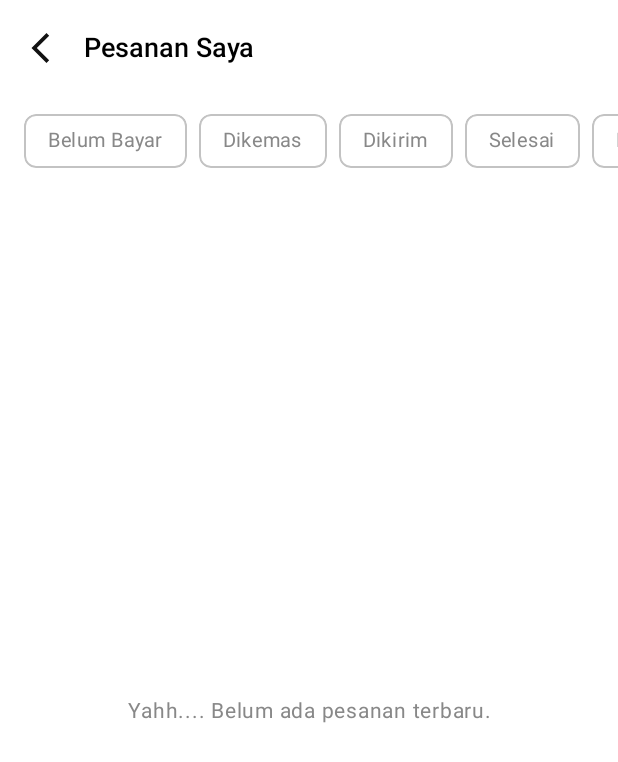
After one commit to bafaqih/XetorApp, an Android app built with Jetpack Compose: the OrderActivity screen opened directly, with no data from a screen before it, on a phone screen of 412 x 824 dp. The commit adds this screen. Shown: the top 762 px of the screen. Run offline under Robolectric (Android 15) with nearby library versions, the phone set to English and light mode, and no system bars.

Commit message:
create my order screen

```diff
--- a/app/src/main/AndroidManifest.xml
+++ b/app/src/main/AndroidManifest.xml
@@ -39,6 +39,9 @@
             android:exported="false" />
         <activity
             android:name=".NotificationActivity"
+            android:exported="false" />
+        <activity
+            android:name=".OrderActivity"
             android:exported="false" />
         <activity
             android:name=".SignUpActivity"
--- a/app/src/main/java/id/xetor/app/HomeActivity.kt
+++ b/app/src/main/java/id/xetor/app/HomeActivity.kt
@@ -247,7 +247,7 @@ class HomeActivity : ComponentActivity() {
                                         startActivity(Intent(this@HomeActivity, AddressActivity::class.java))
                                     },
                                     onRiwayatPesananClick = {
-                                        Toast.makeText(context, "Riwayat Pesanan (Coming Soon)", Toast.LENGTH_SHORT).show()
+                                        startActivity(Intent(this@HomeActivity, OrderActivity::class.java))
                                     },
                                     onRiwayatTransaksiClick = {
                                         Toast.makeText(context, "Riwayat Transaksi (Coming Soon)", Toast.LENGTH_SHORT).show()
--- /dev/null
+++ b/app/src/main/java/id/xetor/app/OrderActivity.kt
@@ -0,0 +1,50 @@
+// app/src/main/java/id/xetor/app/OrderActivity.kt
+package id.xetor.app
+
+import android.os.Bundle
+import androidx.activity.ComponentActivity
+import androidx.activity.compose.setContent
+import androidx.compose.runtime.*
+import androidx.compose.ui.platform.LocalContext
+import id.xetor.app.ui.components.TokenExpiredDialog
+import id.xetor.app.ui.profile.OrderScreen
+import id.xetor.app.ui.theme.XetorAppTheme
+import kotlinx.coroutines.delay
+
+class OrderActivity : ComponentActivity() {
+
+    // Get dependencies
+    private val appContainer by lazy {
+        (application as XetorApplication).appContainer
+    }
+
+    override fun onCreate(savedInstanceState: Bundle?) {
+        super.onCreate(savedInstanceState)
+
+        setContent {
+            XetorAppTheme {
+                val context = LocalContext.current
+                var isLoading by remember { mutableStateOf(true) }
+
+                // Delay skeleton loading 1 detik untuk testing
+                LaunchedEffect(Unit) {
+                    delay(1000)
+                    isLoading = false
+                }
+
+                // Token Expired Dialog
+                TokenExpiredDialog(
+                    context = context,
+                    userPreferences = appContainer.userPreferences
+                )
+
+                OrderScreen(
+                    onBackClick = {
+                        finish()
+                    },
+                    isLoading = isLoading
+                )
+            }
+        }
+    }
+}
--- /dev/null
+++ b/app/src/main/java/id/xetor/app/ui/profile/OrderScreen.kt
@@ -0,0 +1,339 @@
+// app/src/main/java/id/xetor/app/ui/profile/OrderScreen.kt
+package id.xetor.app.ui.profile
+
+import androidx.compose.foundation.background
+import androidx.compose.foundation.border
+import androidx.compose.foundation.clickable
+import androidx.compose.foundation.layout.*
+import androidx.compose.foundation.lazy.LazyColumn
+import androidx.compose.foundation.lazy.items
+import androidx.compose.foundation.rememberScrollState
+import androidx.compose.foundation.shape.RoundedCornerShape
+import androidx.compose.foundation.horizontalScroll
+import androidx.compose.material3.*
+import androidx.compose.runtime.*
+import androidx.compose.ui.Alignment
+import androidx.compose.ui.Modifier
+import androidx.compose.ui.draw.clip
+import androidx.compose.ui.graphics.Color
+import androidx.compose.ui.res.painterResource
+import androidx.compose.ui.text.font.FontWeight
+import androidx.compose.ui.text.style.TextAlign
+import androidx.compose.ui.unit.dp
+import androidx.compose.ui.unit.sp
+import id.xetor.app.R
+import id.xetor.app.ui.components.SkeletonBox
+import id.xetor.app.ui.components.SkeletonText
+import id.xetor.app.ui.theme.GreenPrimary
+
+// Order status filter enum
+enum class OrderStatusFilter(val label: String) {
+    BELUM_BAYAR("Belum Bayar"),
+    DIKEMAS("Dikemas"),
+    DIKIRIM("Dikirim"),
+    SELESAI("Selesai"),
+    PENGEMBALIAN("Pengembalian"),
+    DIBATALKAN("Dibatalkan")
+}
+
+// Order data model (dummy data)
+data class OrderItem(
+    val id: String,
+    val orderNumber: String,
+    val productName: String,
+    val status: OrderStatusFilter,
+    val dateTime: String,
+    val totalPrice: String
+)
+
+@OptIn(ExperimentalMaterial3Api::class)
+@Composable
+fun OrderScreen(
+    onBackClick: () -> Unit = {},
+    isLoading: Boolean = false
+) {
+    // State untuk filter
+    var selectedStatus by remember { mutableStateOf<OrderStatusFilter?>(null) }
+
+    // Temporary mock data - dummy data seperti notifikasi
+    val mockOrders = remember {
+        listOf<OrderItem>(
+            // Empty list untuk testing empty state
+        )
+    }
+
+    // Filter orders berdasarkan status
+    val filteredOrders = remember(mockOrders, selectedStatus) {
+        if (selectedStatus == null) {
+            mockOrders
+        } else {
+            mockOrders.filter { it.status == selectedStatus }
+        }
+    }
+
+    Scaffold(
+        topBar = {
+            TopAppBar(
+                title = {
+                    Text(
+                        "Pesanan Saya",
+                        fontSize = 18.sp,
+                        fontWeight = FontWeight.SemiBold
+                    )
+                },
+                navigationIcon = {
+                    IconButton(onClick = onBackClick) {
+                        Icon(
+                            painter = painterResource(id = R.drawable.ic_arrow_back),
+                            contentDescription = "Back"
+                        )
+                    }
+                },
+                colors = TopAppBarDefaults.topAppBarColors(
+                    containerColor = Color.White,
+                    titleContentColor = Color.Black
+                )
+            )
+        }
+    ) { paddingValues ->
+        Box(
+            modifier = Modifier
+                .fillMaxSize()
+                .padding(paddingValues)
+        ) {
+            Column(
+                modifier = Modifier.fillMaxSize()
+            ) {
+                if (isLoading) {
+                    // Skeleton loading state
+                    // Filter tabs skeleton
+                    Row(
+                        modifier = Modifier
+                            .fillMaxWidth()
+                            .horizontalScroll(rememberScrollState())
+                            .padding(horizontal = 16.dp, vertical = 12.dp),
+                        horizontalArrangement = Arrangement.spacedBy(8.dp)
+                    )                     {
+                        repeat(6) {
+                            SkeletonBox(
+                                modifier = Modifier
+                                    .height(36.dp)
+                                    .width(80.dp),
+                                shape = RoundedCornerShape(8.dp)
+                            )
+                        }
+                    }
+
+                    // Order cards skeleton
+                    LazyColumn(
+                        modifier = Modifier.fillMaxSize(),
+                        contentPadding = PaddingValues(vertical = 8.dp)
+                    ) {
+                        items(5) {
+                            OrderCardSkeleton()
+                        }
+                    }
+                } else {
+                    // Horizontal scrollable filter tabs
+                    Row(
+                        modifier = Modifier
+                            .fillMaxWidth()
+                            .horizontalScroll(rememberScrollState())
+                            .padding(horizontal = 16.dp, vertical = 12.dp),
+                        horizontalArrangement = Arrangement.spacedBy(8.dp)
+                    ) {
+                        OrderStatusFilter.values().forEach { filter ->
+                            OrderFilterChip(
+                                label = filter.label,
+                                isSelected = selectedStatus == filter,
+                                onClick = {
+                                    selectedStatus = if (selectedStatus == filter) null else filter
+                                }
+                            )
+                        }
+                    }
+
+                    // Order list
+                    if (filteredOrders.isEmpty()) {
+                        // Empty state
+                        Box(
+                            modifier = Modifier
+                                .fillMaxSize()
+                                .padding(horizontal = 16.dp),
+                            contentAlignment = Alignment.Center
+                        ) {
+                            Text(
+                                text = "Yahh.... Belum ada pesanan terbaru.",
+                                fontSize = 14.sp,
+                                color = Color.Gray,
+                                textAlign = TextAlign.Center
+                            )
+                        }
+                    } else {
+                        LazyColumn(
+                            modifier = Modifier.fillMaxSize(),
+                            contentPadding = PaddingValues(vertical = 8.dp)
+                        ) {
+                            items(
+                                items = filteredOrders,
+                                key = { it.id }
+                            ) { order ->
+                                OrderCard(order = order)
+                            }
+                        }
+                    }
+                }
+            }
+        }
+    }
+}
+
+@Composable
+fun OrderFilterChip(
+    label: String,
+    isSelected: Boolean,
+    onClick: () -> Unit
+) {
+    Box(
+        modifier = Modifier
+            .height(36.dp)
+            .clip(RoundedCornerShape(8.dp))
+            .background(
+                color = if (isSelected) GreenPrimary.copy(alpha = 0.1f) else Color.Transparent
+            )
+            .then(
+                if (isSelected) {
+                    Modifier.border(
+                        width = 1.dp,
+                        color = GreenPrimary,
+                        shape = RoundedCornerShape(8.dp)
+                    )
+                } else {
+                    Modifier.border(
+                        width = 1.dp,
+                        color = Color.Gray.copy(alpha = 0.5f),
+                        shape = RoundedCornerShape(8.dp)
+                    )
+                }
+            )
+            .clickable(onClick = onClick)
+            .padding(horizontal = 16.dp),
+        contentAlignment = Alignment.Center
+    ) {
+        Text(
+            text = label,
+            fontSize = 13.sp,
+            color = if (isSelected) GreenPrimary else Color.Gray,
+            fontWeight = if (isSelected) FontWeight.SemiBold else FontWeight.Normal
+        )
+    }
+}
+
+@Composable
+fun OrderCard(
+    order: OrderItem
+) {
+    Box(
+        modifier = Modifier
+            .fillMaxWidth()
+            .background(Color.White)
+            .padding(horizontal = 16.dp, vertical = 12.dp)
+    ) {
+        Column(
+            modifier = Modifier.fillMaxWidth(),
+            verticalArrangement = Arrangement.spacedBy(8.dp)
+        ) {
+            // Order number and status
+            Row(
+                modifier = Modifier.fillMaxWidth(),
+                horizontalArrangement = Arrangement.SpaceBetween,
+                verticalAlignment = Alignment.CenterVertically
+            ) {
+                Text(
+                    text = order.orderNumber,
+                    fontSize = 14.sp,
+                    fontWeight = FontWeight.SemiBold,
+                    color = Color.Black
+                )
+                Text(
+                    text = order.status.label,
+                    fontSize = 12.sp,
+                    color = GreenPrimary,
+                    fontWeight = FontWeight.Medium
+                )
+            }
+
+            // Product name
+            Text(
+                text = order.productName,
+                fontSize = 14.sp,
+                color = Color.Black
+            )
+
+            // Date and total price
+            Row(
+                modifier = Modifier.fillMaxWidth(),
+                horizontalArrangement = Arrangement.SpaceBetween,
+                verticalAlignment = Alignment.CenterVertically
+            ) {
+                Text(
+                    text = order.dateTime,
+                    fontSize = 12.sp,
+                    color = Color.Gray
+                )
+                Text(
+                    text = order.totalPrice,
+                    fontSize = 14.sp,
+                    fontWeight = FontWeight.SemiBold,
+                    color = Color.Black
+                )
+            }
+        }
+    }
+}
+
+@Composable
+fun OrderCardSkeleton() {
+    Box(
+        modifier = Modifier
+            .fillMaxWidth()
+            .background(Color.White)
+            .padding(horizontal = 16.dp, vertical = 12.dp)
+    ) {
+        Row(
+            modifier = Modifier.fillMaxWidth(),
+            horizontalArrangement = Arrangement.spacedBy(12.dp),
+            verticalAlignment = Alignment.CenterVertically
+        ) {
+            // Icon skeleton
+            SkeletonBox(
+                modifier = Modifier.size(48.dp),
+                shape = RoundedCornerShape(8.dp)
+            )
+
+            // Content skeleton
+            Column(
+                modifier = Modifier.weight(1f),
+                verticalArrangement = Arrangement.spacedBy(4.dp)
+            ) {
+                SkeletonText(
+                    modifier = Modifier
+                        .fillMaxWidth(0.7f)
+                        .height(14.dp)
+                )
+                SkeletonText(
+                    modifier = Modifier
+                        .fillMaxWidth()
+                        .height(12.dp)
+                )
+            }
+
+            // Date time skeleton
+            SkeletonText(
+                modifier = Modifier
+                    .width(70.dp)
+                    .height(11.dp)
+            )
+        }
+    }
+}
--- a/app/src/main/java/id/xetor/app/ui/profile/ProfileScreen.kt
+++ b/app/src/main/java/id/xetor/app/ui/profile/ProfileScreen.kt
@@ -407,7 +407,7 @@ fun ProfileScreen(
                                     ),
                                     ProfileMenuItem(
                                         icon = Icons.Default.ShoppingBag,
-                                        title = "Riwayat Pesanan",
+                                        title = "Pesanan Saya",
                                         onClick = onRiwayatPesananClick,
                                         showArrow = false
                                     ),
```
